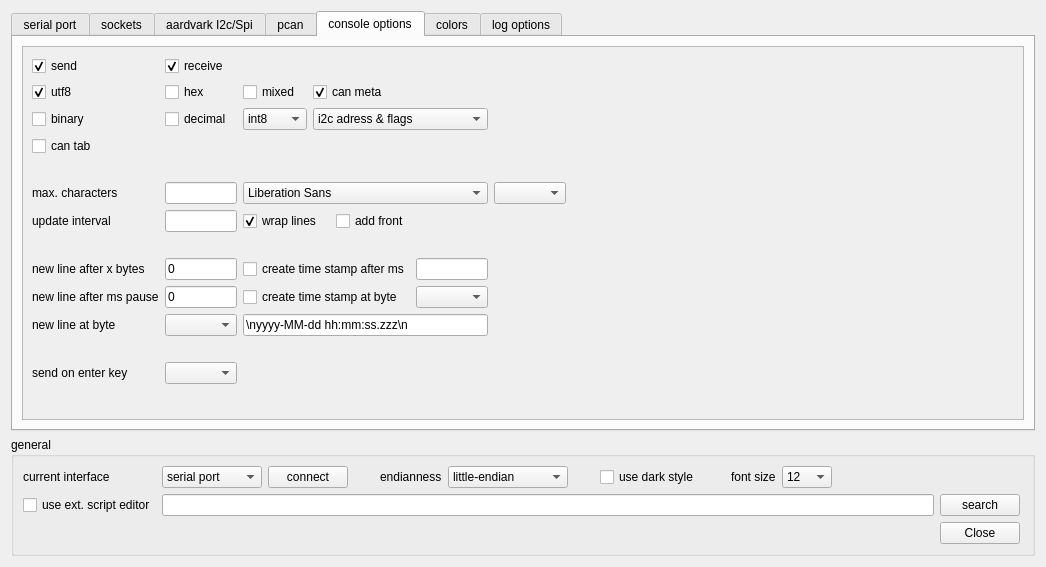
The window that ScriptCommunicator/settingsdialog.ui (szieke/ScriptCommunicator_serial-terminal) describes before a commit, drawn with Qt 5.
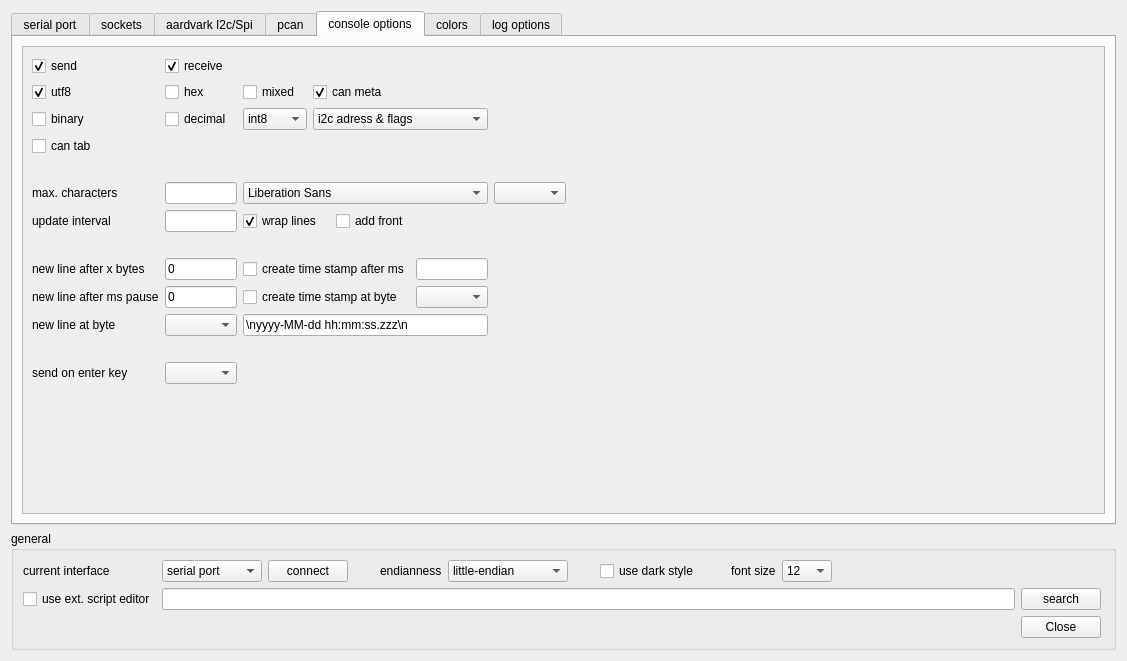
The same window after the commit. The open tabs and pages were chosen to show the change. Icons and pictures are not drawn. Custom widgets are drawn as their Qt base class.

Patch:
```diff
--- a/ScriptCommunicator/settingsdialog.ui
+++ b/ScriptCommunicator/settingsdialog.ui
@@ -6,8 +6,8 @@
    <rect>
     <x>0</x>
     <y>0</y>
-    <width>1046</width>
-    <height>567</height>
+    <width>1127</width>
+    <height>661</height>
    </rect>
   </property>
   <property name="sizePolicy">
@@ -2449,8 +2449,8 @@
            <rect>
             <x>0</x>
             <y>0</y>
-            <width>977</width>
-            <height>422</height>
+            <width>1075</width>
+            <height>430</height>
            </rect>
           </property>
           <layout class="QGridLayout" name="gridLayout_9">
```
Left out of the diff: 158 changed lines with no effect on the pictures.
